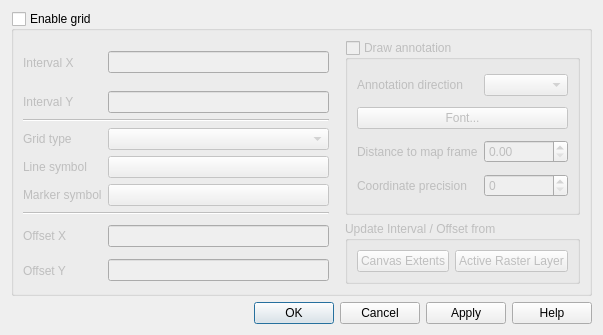
First picture: the form in src/ui/qgsdecorationgriddialog.ui, repository carsmie/QGIS, before the edit.
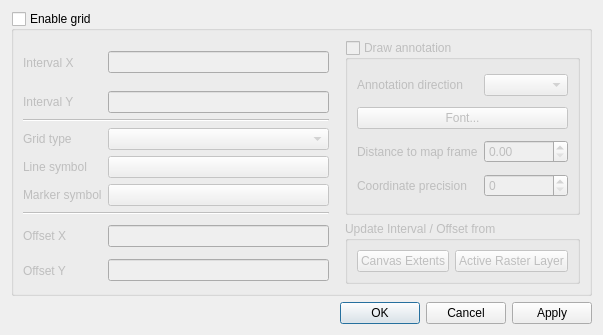
Second picture: the form after the edit.

Commit message: Add Apply buttons to decoration dialogs

```diff
--- a/src/ui/qgsdecorationgriddialog.ui
+++ b/src/ui/qgsdecorationgriddialog.ui
@@ -321,7 +321,7 @@
       <enum>Qt::Horizontal</enum>
      </property>
      <property name="standardButtons">
-      <set>QDialogButtonBox::Apply|QDialogButtonBox::Cancel|QDialogButtonBox::Help|QDialogButtonBox::Ok</set>
+      <set>QDialogButtonBox::Apply|QDialogButtonBox::Cancel|QDialogButtonBox::Ok</set>
      </property>
     </widget>
    </item>
```
The commit also changes 13 other files.
